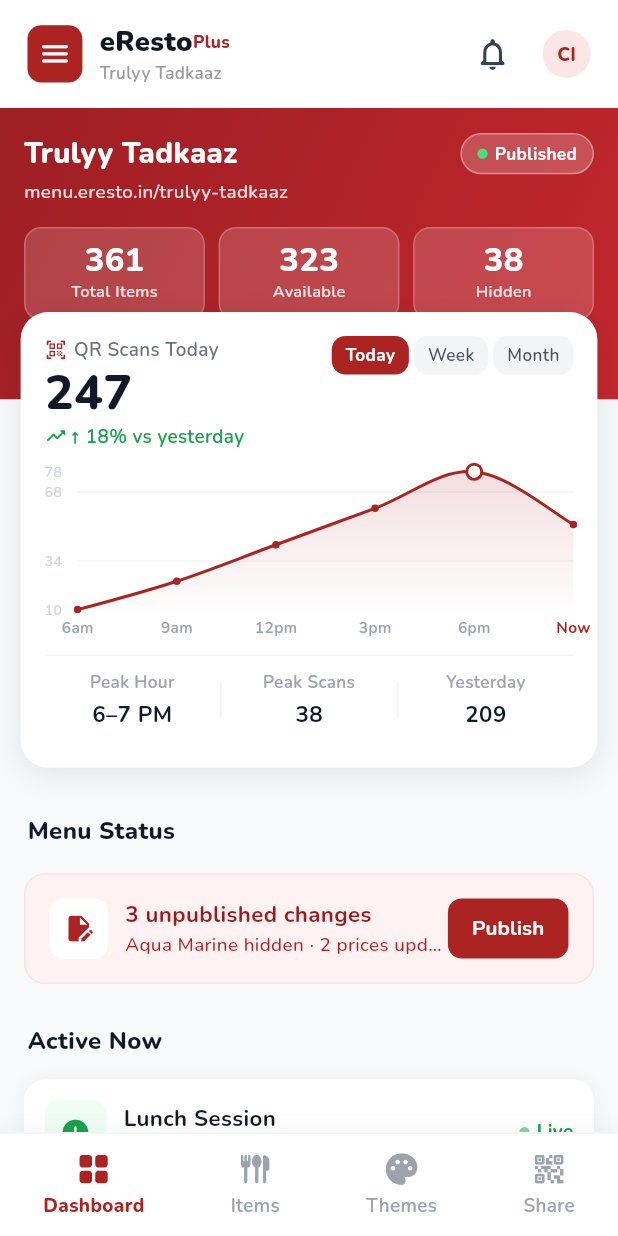
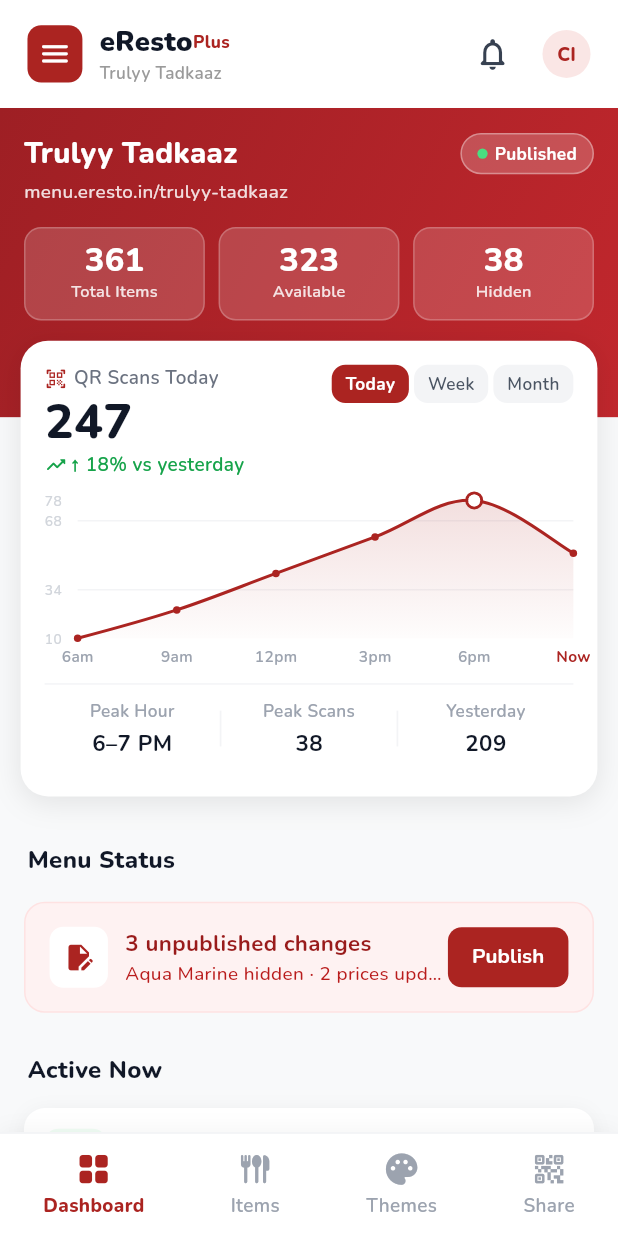
Before and after one commit to chintanjoshi01/eresto_digi_menu_flutter, a Flutter app: the DashboardScreen screen opened by its route, on a phone screen of 412 x 824 dp. Run offline on Flutter 3.47's test engine with Material 3 defaults, Android fonts, the phone set to English and light mode, and no system bars; drawn by our look-alikes of fl_chart, toastification; our stand-ins replace cached_network_image, dartz, dio, firebase_core, flutter_screenutil, flutter_svg and 12 more; accounts and stored records are empty; generated files the repository leaves out were written again.

Commit message:
fix: adjust analytics card offset to top 130.h creating clean red gap below hero stat cards matching screenshot 2

```diff
--- a/lib/features/dashboard/presentation/views/dashboard_screen.dart
+++ b/lib/features/dashboard/presentation/views/dashboard_screen.dart
@@ -39,10 +39,10 @@
                     child: Column(
                       crossAxisAlignment: CrossAxisAlignment.start,
                       children: [
-                        // Overlapping Hero + Analytics Stack (Exact match of prototype HTML lines 392-414)
+                        // Overlapping Hero + Analytics Stack (Pixel perfect match of prototype screenshot 2)
                         SizedBox(
                           width: double.infinity,
-                          height: 368.h,
+                          height: 384.h,
                           child: Stack(
                             clipBehavior: Clip.none,
                             children: [
@@ -60,11 +60,11 @@
                                   hiddenItems: state.hiddenItems,
                                 ),
                               ),
-                              // Overlapping Scans Analytics Card (Starts right below the 3 stat boxes at top: 114.h)
+                              // Overlapping Scans Analytics Card (Placed at top: 130.h with clean red gap below stat boxes)
                               Positioned(
                                 left: 12.w,
                                 right: 12.w,
-                                top: 114.h,
+                                top: 130.h,
                                 child: Obx(
                                   () => QrScanAnalyticsCard(
                                     totalScans: state.qrScansToday,
--- a/lib/features/dashboard/presentation/widgets/dashboard_hero_card.dart
+++ b/lib/features/dashboard/presentation/widgets/dashboard_hero_card.dart
@@ -25,7 +25,7 @@
   Widget build(BuildContext context) {
     return Container(
       width: double.infinity,
-      padding: EdgeInsets.fromLTRB(14.w, 14.h, 14.w, 44.h),
+      padding: EdgeInsets.fromLTRB(14.w, 14.h, 14.w, 54.h),
       decoration: const BoxDecoration(
         gradient: LinearGradient(
           begin: Alignment.topLeft,
```
